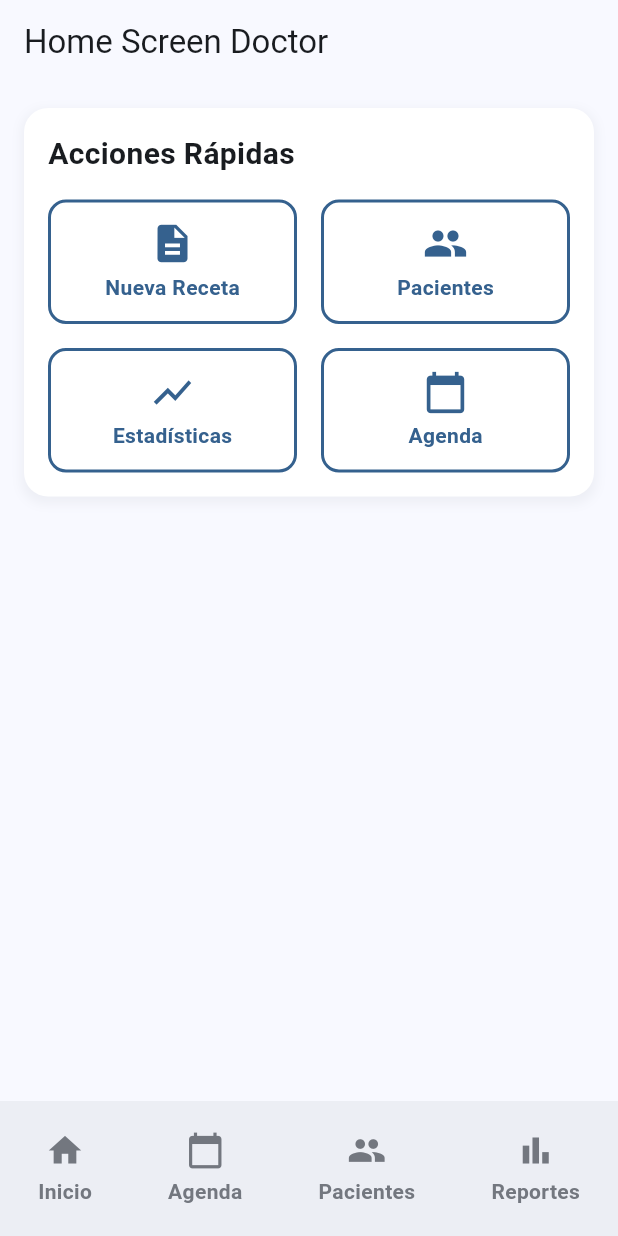
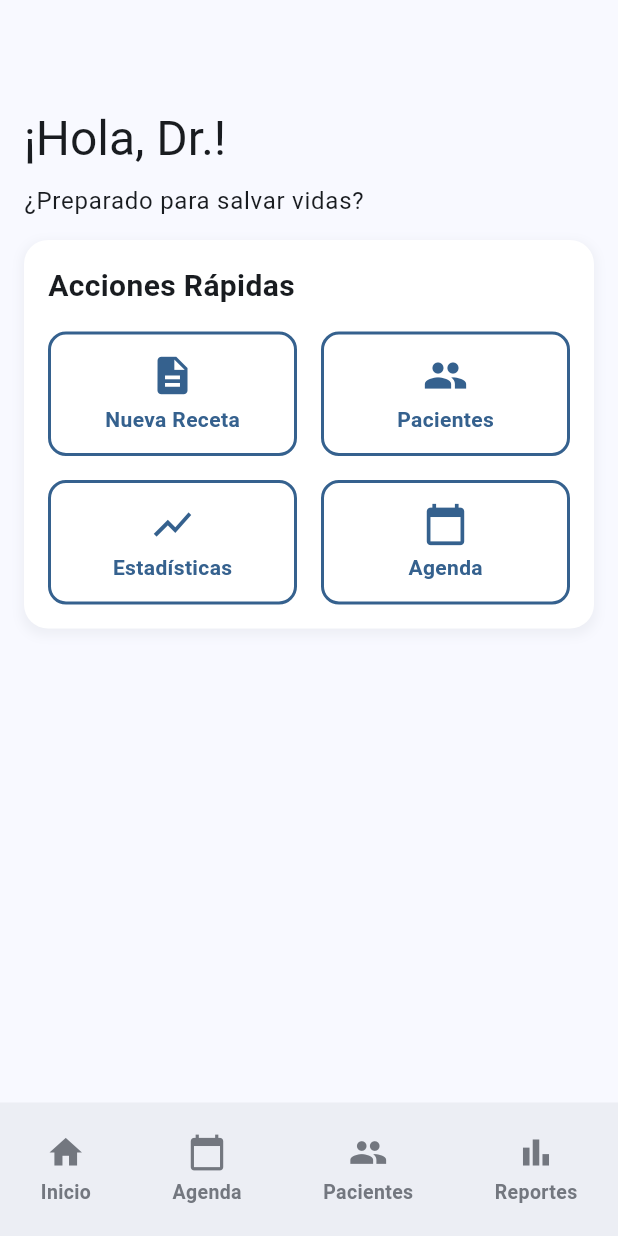
Before and after one commit to ValeriaCastro04/proyecto_hidoc, a Flutter app: the screen it shows after launch, on a phone screen of 412 x 824 dp. Run offline on Flutter 3.47's test engine with Material 3 defaults, Android fonts, the light colour scheme and no system bars; our stand-ins replace go_router.

Commit message:
Modificaciones extras

```diff
--- a/lib/common/global_widgets/footer.dart
+++ b/lib/common/global_widgets/footer.dart
@@ -60,7 +60,7 @@ class _FooterButtonState extends State<FooterButton> {
               widget.text,
               style: TextStyle(
                 color: currentContentColor,
-                fontSize: 14,
+                fontSize: 13,
                 fontWeight: FontWeight.bold,
               ),
             ),
--- a/lib/common/global_widgets/quick_action.dart
+++ b/lib/common/global_widgets/outline_button.dart
@@ -1,11 +1,11 @@
 import 'package:flutter/material.dart';
 
-class QuickActionsButton extends StatefulWidget {
+class OutlineButton extends StatefulWidget {
   final IconData icon;
   final String text;
   final VoidCallback onPressed;
 
-  const QuickActionsButton({
+  const OutlineButton({
     super.key,
     this.icon = Icons.add,
     this.text = 'Button',
@@ -13,10 +13,10 @@ class QuickActionsButton extends StatefulWidget {
   });
 
   @override
-  _QuickActionsButtonState createState() => _QuickActionsButtonState();
+  _OutlineButtonState createState() => _OutlineButtonState();
 }
 
-class _QuickActionsButtonState extends State<QuickActionsButton> {
+class _OutlineButtonState extends State<OutlineButton> {
   bool _isPressed = false;
 
   @override
--- a/lib/common/shared_widgets/quick_actions_grid.dart
+++ b/lib/common/shared_widgets/outline_button_grid.dart
@@ -1,10 +1,10 @@
 import 'package:flutter/material.dart';
 
-class QuickActionsGrid extends StatelessWidget {
+class OutlineButtonGrid extends StatelessWidget {
   final String title;
   final List<Widget> buttons;
 
-  const QuickActionsGrid({
+  const OutlineButtonGrid({
     super.key,
     required this.title,
     required this.buttons,
--- a/lib/config/router/app_router.dart
+++ b/lib/config/router/app_router.dart
@@ -1,5 +1,8 @@
 import 'package:go_router/go_router.dart';
 import 'package:proyecto_hidoc/features/doctor/screen/homedoctor_screen.dart';
+import 'package:proyecto_hidoc/features/doctor/screen/agenda_screen.dart';
+import 'package:proyecto_hidoc/features/doctor/screen/pacientes_screen.dart';
+import 'package:proyecto_hidoc/features/doctor/screen/reportes_screen.dart';
 
 final GoRouter appRouter = GoRouter(
   initialLocation: '/home_doctor',
@@ -8,6 +11,21 @@ final GoRouter appRouter = GoRouter(
       path: '/home_doctor',
       name: HomeDoctorScreen.name,
       builder: (context, state) => const HomeDoctorScreen(),
+    ),
+    GoRoute(
+      path: '/agenda',
+      name: AgendaScreen.name,
+      builder: (context, state) => const AgendaScreen(),
+    ),
+    GoRoute(
+      path: '/pacientes',
+      name: PacientesScreen.name,
+      builder: (context, state) => const PacientesScreen(),
+    ),
+    GoRoute(
+      path: '/reportes',
+      name: ReportesScreen.name,
+      builder: (context, state) => const ReportesScreen(),
     )
   ]
 );
--- a/lib/features/doctor/screen/homedoctor_screen.dart
+++ b/lib/features/doctor/screen/homedoctor_screen.dart
@@ -1,7 +1,7 @@
 import 'package:flutter/material.dart';
 import 'package:proyecto_hidoc/common/shared_widgets/footer_group.dart';
-import 'package:proyecto_hidoc/common/shared_widgets/quick_actions_grid.dart'; // Asegúrate de que la ruta sea correcta
-import 'package:proyecto_hidoc/features/doctor/widgets/quick_actions_doctor.dart'; // Asegúrate de que la ruta sea correcta
+import 'package:proyecto_hidoc/common/shared_widgets/outline_button_grid.dart';
+import 'package:proyecto_hidoc/features/doctor/widgets/quick_actions_doctor.dart';
 import 'package:proyecto_hidoc/features/doctor/widgets/footer_doctor.dart';
 
 class HomeDoctorScreen extends StatelessWidget {
@@ -11,22 +11,30 @@ class HomeDoctorScreen extends StatelessWidget {
   @override
   Widget build(BuildContext context) {
     return Scaffold(
-      appBar: AppBar(
-        title: const Text('Home Screen Doctor'),
-      ),
+      appBar: AppBar(),
       body: Padding(
         padding: const EdgeInsets.all(16.0),
         child: Column(
+          crossAxisAlignment: CrossAxisAlignment.start,
           children: [
-            // Agregamos el widget de la cuadrícula de botones
-            QuickActionsGrid(
+            Text(
+              '¡Hola, Dr.!',
+              style: Theme.of(context).textTheme.headlineLarge,
+            ),
+            const SizedBox(height: 10),
+            Text(
+              '¿Preparado para salvar vidas?',
+              style: Theme.of(context).textTheme.bodyLarge,
+            ),
+            const SizedBox(height: 14),
+            OutlineButtonGrid(
               title: 'Acciones Rápidas',
               buttons: doctorButtons,
             ),
           ],
         ),
       ),
-      bottomNavigationBar: FooterGroup(buttons: doctorFooterButtons),
+      bottomNavigationBar: FooterGroup(buttons: doctorFooterButtons(context)),
     );
   }
 }
--- a/lib/features/doctor/screen/prescription_screen.dart
+++ /dev/null
@@ -1,18 +0,0 @@
-import 'package:flutter/material.dart';
-
-class PrescriptionScreen extends StatelessWidget {
-  static const String name = 'prescription_screen';
-  const PrescriptionScreen({super.key});
-
-  @override
-  Widget build(BuildContext context) {
-    return Scaffold(
-      appBar: AppBar(
-        title: const Text('Prescription Screen'),
-      ),
-      body: const Center(
-        child: Text('Prescription Screen'),
-      ),
-    );
-  }
-}
--- a/lib/features/doctor/screen/profile_screen.dart
+++ /dev/null
@@ -1,18 +0,0 @@
-import 'package:flutter/material.dart';
-
-class ProfileScreen extends StatelessWidget {
-  static const String name = 'profile_screen';
-  const ProfileScreen({super.key});
-
-  @override
-  Widget build(BuildContext context) {
-    return Scaffold(
-      appBar: AppBar(
-        title: const Text('Profile Screen'),
-      ),
-      body: const Center(
-        child: Text('Profile Screen'),
-      ),
-    );
-  }
-}
--- a/lib/features/doctor/screen/teleconsult_screen.dart
+++ /dev/null
@@ -1,18 +0,0 @@
-import 'package:flutter/material.dart';
-
-class TeleconsultScreen extends StatelessWidget {
-  static const String name = 'teleconsult_screen';
-  const TeleconsultScreen({super.key});
-
-  @override
-  Widget build(BuildContext context) {
-    return Scaffold(
-      appBar: AppBar(
-        title: const Text('Teleconsult Screen'),
-      ),
-      body: const Center(
-        child: Text('Teleconsult Screen'),
-      ),
-    );
-  }
-}
--- a/lib/features/doctor/widgets/footer_doctor.dart
+++ b/lib/features/doctor/widgets/footer_doctor.dart
@@ -1,9 +1,12 @@
 import 'package:flutter/material.dart';
-import 'package:proyecto_hidoc/common/global_widgets/footer.dart'; // Asegúrate de que la ruta sea correcta
+import 'package:proyecto_hidoc/common/global_widgets/footer.dart';
+import 'package:go_router/go_router.dart';
 
-final List<Widget> doctorFooterButtons = [
+List<Widget> doctorFooterButtons(BuildContext context) {
+  return [
     FooterButton(
       onPressed: () {
+        context.go('/home_doctor');
         print('Inicio');
       },
       text: 'Inicio',
@@ -11,6 +14,7 @@ final List<Widget> doctorFooterButtons = [
     ),
     FooterButton(
       onPressed: () {
+        context.go('/agenda');
         print('Agenda');
       },
       text: 'Agenda',
@@ -18,6 +22,7 @@ final List<Widget> doctorFooterButtons = [
     ),
     FooterButton(
       onPressed: () {
+        context.go('/pacientes');
         print('Pacientes');
       },
       text: 'Pacientes',
@@ -25,9 +30,11 @@ final List<Widget> doctorFooterButtons = [
     ),
     FooterButton(
       onPressed: () {
+        context.go('/reportes');
         print('Reportes');
       },
       text: 'Reportes',
       icon: Icons.bar_chart,
     ),
   ];
+}
--- a/lib/features/doctor/widgets/quick_actions_doctor.dart
+++ b/lib/features/doctor/widgets/quick_actions_doctor.dart
@@ -1,34 +1,29 @@
-import 'package:proyecto_hidoc/common/global_widgets/quick_action.dart'; // Asegúrate de que la ruta sea correcta
+import 'package:proyecto_hidoc/common/global_widgets/outline_button.dart'; // Asegúrate de que la ruta sea correcta
 import 'package:flutter/material.dart';
 
 final List<Widget> doctorButtons = [
-      QuickActionsButton(
+      OutlineButton(
         onPressed: () {
           print('Nueva Receta');
         },
         text: 'Nueva Receta',
         icon: Icons.description,
       ),
-      QuickActionsButton(
+      OutlineButton(
         onPressed: () {
           print('Pacientes');
         },
-        /** ejemplo de enrutar otra página
-         * onPressed: () {
-            context.go('/nueva_receta'); // Usa el nombre de la ruta definido en tu enrutador
-          },
-         */
         text: 'Pacientes',
         icon: Icons.people,
       ),
-      QuickActionsButton(
+      OutlineButton(
         onPressed: () {
           print('Estadísticas');
         },
         text: 'Estadísticas',
         icon: Icons.show_chart,
       ),
-      QuickActionsButton(
+      OutlineButton(
         onPressed: () {
           print('Agenda');
         },
```
Also changed, not shown: lib/features/doctor/screen/agenda_screen.dart (added, +21 -0 lines), lib/features/doctor/screen/pacientes_screen.dart (added, +21 -0 lines), lib/features/doctor/screen/reportes_screen.dart (added, +21 -0 lines), lib/common/global_widgets/solid_button.dart (added). Lines whose indentation alone changed are shown as unchanged.
